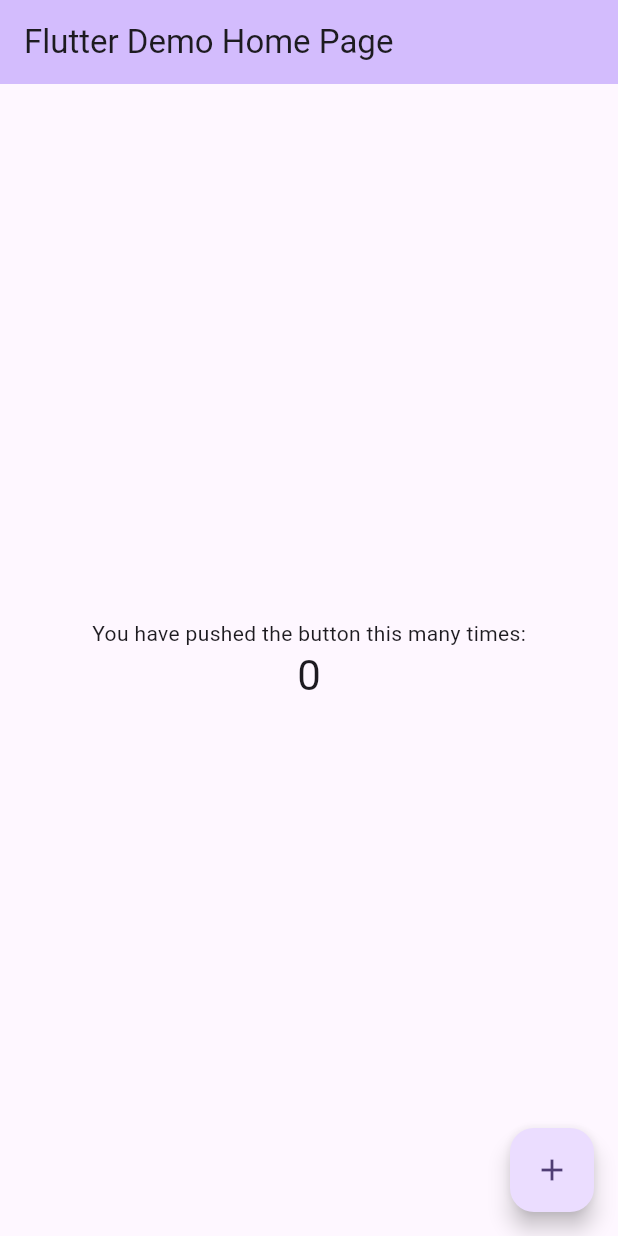
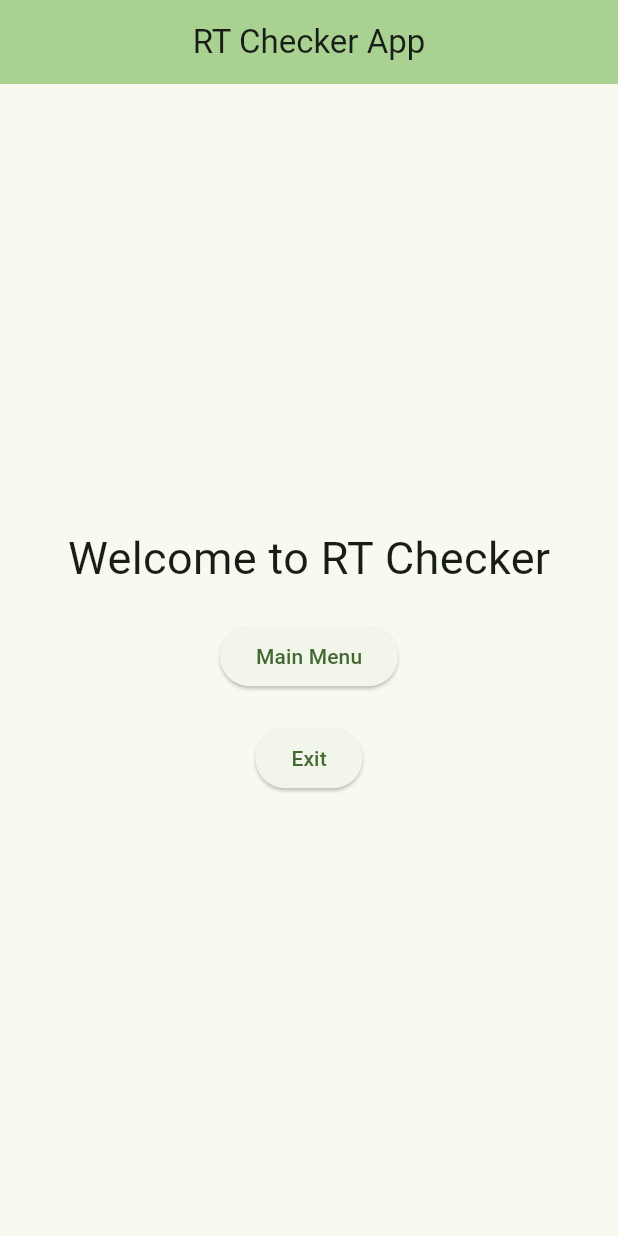
Before and after one commit to gsalazar2023/rtcheckerApp, a Flutter app: the screen it shows after launch, on a phone screen of 412 x 824 dp. Run offline on Flutter 3.47's test engine with Material 3 defaults, Android fonts, the light colour scheme and no system bars.

Commit message:
Ventanas User y Main Menu

```diff
--- a/rtchecker/lib/main.dart
+++ b/rtchecker/lib/main.dart
@@ -1,4 +1,7 @@
+import 'dart:io';
+
 import 'package:flutter/material.dart';
+import 'mainmenu.dart';
 
 void main() {
   runApp(const MyApp());
@@ -12,10 +15,11 @@ class MyApp extends StatelessWidget {
     return MaterialApp(
       title: 'Flutter Demo',
       theme: ThemeData(
-        colorScheme: ColorScheme.fromSeed(seedColor: Colors.deepPurple),
+        colorScheme:
+            ColorScheme.fromSeed(seedColor: Color.fromARGB(255, 103, 232, 47)),
         useMaterial3: true,
       ),
-      home: const MyHomePage(title: 'Flutter Demo Home Page'),
+      home: const MyHomePage(title: 'RT Checker App'),
     );
   }
 }
@@ -30,18 +34,18 @@ class MyHomePage extends StatefulWidget {
 }
 
 class _MyHomePageState extends State<MyHomePage> {
-  int _counter = 0;
+  //void _tooptions() {}
 
-  void _incrementCounter() {
-    setState(() {
-      _counter++;
-    });
+  void _tomainapp() {
+    Navigator.push(
+        context, MaterialPageRoute(builder: ((context) => MainMenu())));
   }
 
   @override
   Widget build(BuildContext context) {
     return Scaffold(
       appBar: AppBar(
+        centerTitle: true,
         backgroundColor: Theme.of(context).colorScheme.inversePrimary,
         title: Text(widget.title),
       ),
@@ -50,19 +54,24 @@ class _MyHomePageState extends State<MyHomePage> {
             mainAxisAlignment: MainAxisAlignment.center,
             children: <Widget>[
               const Text(
-              'You have pushed the button this many times:',
+                'Welcome to RT Checker',
+                style: TextStyle(fontSize: 30),
               ),
-            Text(
-              '$_counter',
-              style: Theme.of(context).textTheme.headlineMedium,
+              const SizedBox(
+                width: 20,
+                height: 20,
               ),
-          ],
+              ElevatedButton(
+                onPressed: _tomainapp,
+                child: const Text('Main Menu'),
               ),
+              const SizedBox(
+                width: 20,
+                height: 20,
               ),
-      floatingActionButton: FloatingActionButton(
-        onPressed: _incrementCounter,
-        tooltip: 'Increment',
-        child: const Icon(Icons.add),
+              ElevatedButton(
+                  onPressed: () => exit(0), child: const Text('Exit')),
+            ]),
       ),
     );
   }
```
Also changed, not shown: rtchecker/lib/mainmenu.dart (added, +55 -0 lines), rtchecker/lib/user.dart (added, +21 -0 lines). Lines whose indentation alone changed are shown as unchanged.
